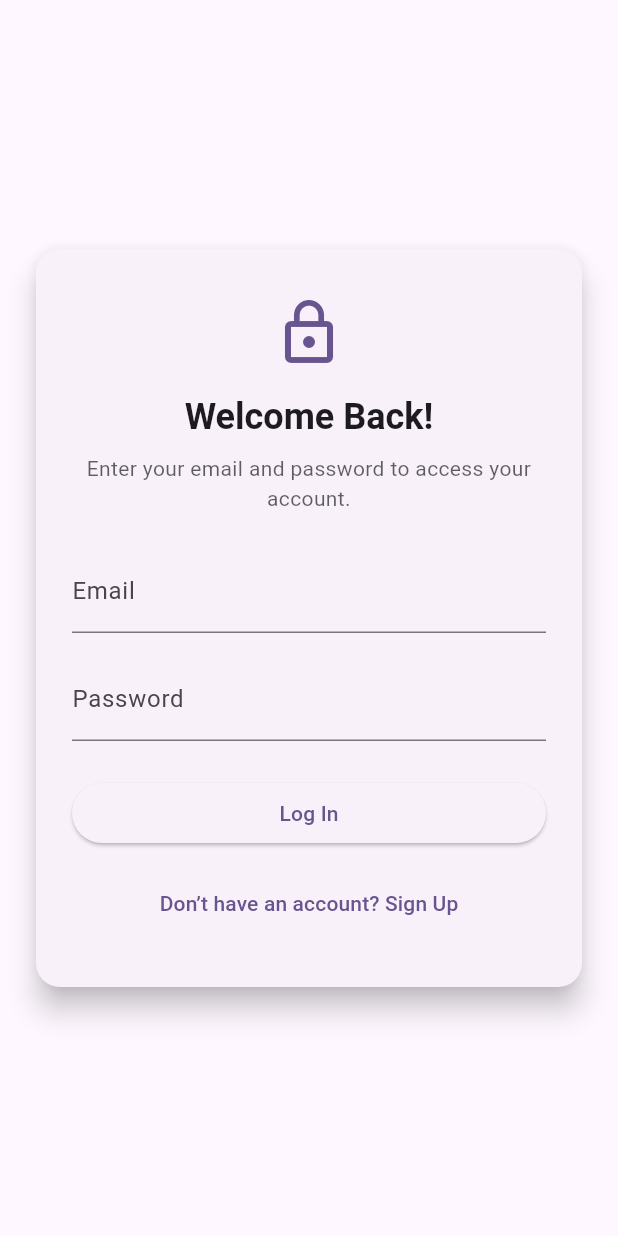
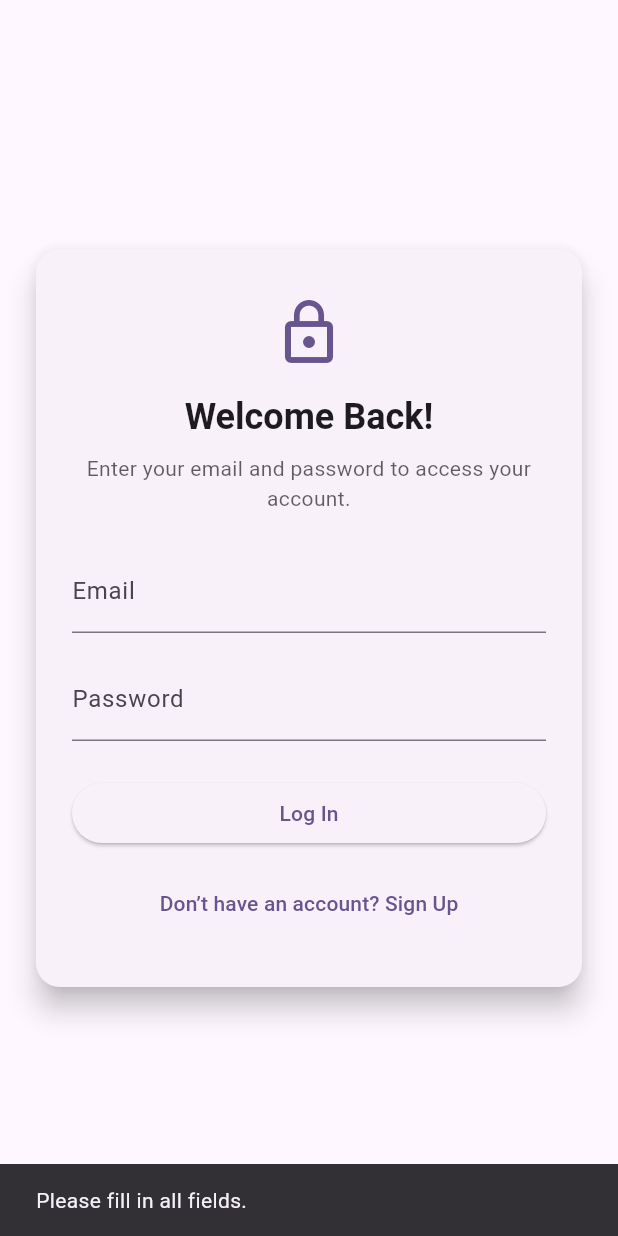
Before and after one commit to krutin/styleReviveFlutter, a Flutter app: the SignupScreen screen opened directly, after a tap on "Already have an account? Log In", after a tap on "Log In", on a phone screen of 412 x 824 dp. Run offline on Flutter 3.47's test engine with Material 3 defaults, Android fonts, the phone set to English and light mode, and no system bars; our stand-ins replace font_awesome_flutter.

Commit message:
backend for login and signup complete

```diff
--- a/lib/screens/login_screen.dart
+++ b/lib/screens/login_screen.dart
@@ -1,8 +1,75 @@
 import 'package:flutter/material.dart';
+import 'package:http/http.dart' as http;
+import 'dart:convert';
 import 'signup_screen.dart';
 
-class LoginScreen extends StatelessWidget {
+class LoginScreen extends StatefulWidget {
   const LoginScreen({super.key});
+
+  @override
+  State<LoginScreen> createState() => _LoginScreenState();
+}
+
+class _LoginScreenState extends State<LoginScreen> {
+  final TextEditingController emailController = TextEditingController();
+  final TextEditingController passwordController = TextEditingController();
+  bool isLoading = false;
+
+  Future<void> _login() async {
+    final email = emailController.text.trim();
+    final password = passwordController.text;
+
+    // Debugging: Print input values
+    print("Email: $email");
+    print("Password: $password");
+
+    if (email.isEmpty || password.isEmpty) {
+      _showMessage("Please fill in all fields.");
+      return;
+    }
+
+    setState(() => isLoading = true);
+
+    try {
+      // Debugging: Print request body before sending
+      final requestBody = jsonEncode({
+        'email': email,
+        'password': password,
+      });
+      print("Request Body: $requestBody");
+
+      final response = await http.post(
+        Uri.parse('http://localhost:5000/api/auth/login'), // TODO: replace with your IP
+        headers: {'Content-Type': 'application/json'},
+        body: requestBody,
+      );
+
+      // Debugging: Print response status and body
+      print("Response Status Code: ${response.statusCode}");
+      print("Response Body: ${response.body}");
+
+      final result = jsonDecode(response.body);
+
+      if (response.statusCode == 200) {
+        _showMessage(result['message']);
+        // TODO: Handle successful login (e.g., save token, navigate to home screen)
+      } else {
+        _showMessage(result['message'] ?? 'Login failed.');
+      }
+    } catch (e) {
+      // Debugging: Print error
+      print("Error: $e");
+      _showMessage("Error connecting to server.");
+    }
+
+    setState(() => isLoading = false);
+  }
+
+  void _showMessage(String message) {
+    ScaffoldMessenger.of(context).showSnackBar(
+      SnackBar(content: Text(message)),
+    );
+  }
 
   @override
   Widget build(BuildContext context) {
@@ -31,11 +98,13 @@ class LoginScreen extends StatelessWidget {
                       textAlign: TextAlign.center),
                   const SizedBox(height: 24),
                   TextField(
+                    controller: emailController,
                     decoration: const InputDecoration(labelText: 'Email'),
                     keyboardType: TextInputType.emailAddress,
                   ),
                   const SizedBox(height: 16),
                   TextField(
+                    controller: passwordController,
                     decoration: const InputDecoration(labelText: 'Password'),
                     obscureText: true,
                   ),
@@ -43,10 +112,10 @@ class LoginScreen extends StatelessWidget {
                   SizedBox(
                     width: double.infinity,
                     child: ElevatedButton(
-                      onPressed: () {
-                        // TODO: Implement login logic
-                      },
-                      child: const Text("Log In"),
+                      onPressed: isLoading ? null : _login,
+                      child: isLoading
+                          ? const SizedBox(height: 16, width: 16, child: CircularProgressIndicator(strokeWidth: 2))
+                          : const Text("Log In"),
                     ),
                   ),
                   const SizedBox(height: 12),
--- a/pubspec.yaml
+++ b/pubspec.yaml
@@ -35,6 +35,7 @@ dependencies:
   # Use with the CupertinoIcons class for iOS style icons.
   cupertino_icons: ^1.0.8
   font_awesome_flutter: ^10.8.0
+  http: ^1.4.0
 
 dev_dependencies:
   flutter_test:
```
Also changed, not shown: lib/screens/signup_screen.dart (+82 -16 lines), pubspec.lock.
